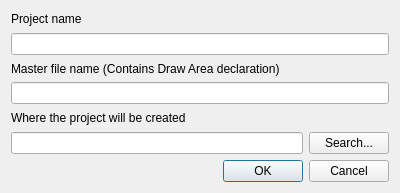
Before: the Qt Designer form projectcreation.ui in aarelovich/ColoUiDev, drawn with Qt 5.
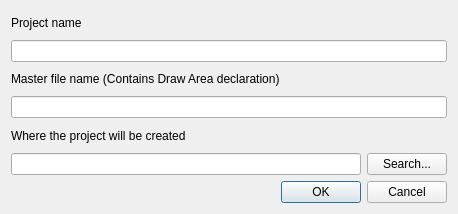
After: the same form once the commit is applied.

What changed in the file:
```diff
--- a/projectcreation.ui
+++ b/projectcreation.ui
@@ -6,8 +6,8 @@
    <rect>
     <x>0</x>
     <y>0</y>
-    <width>400</width>
-    <height>193</height>
+    <width>458</width>
+    <height>214</height>
    </rect>
   </property>
   <property name="windowTitle">
```
Left out of the diff: 40 changed lines with no effect on the pictures.
